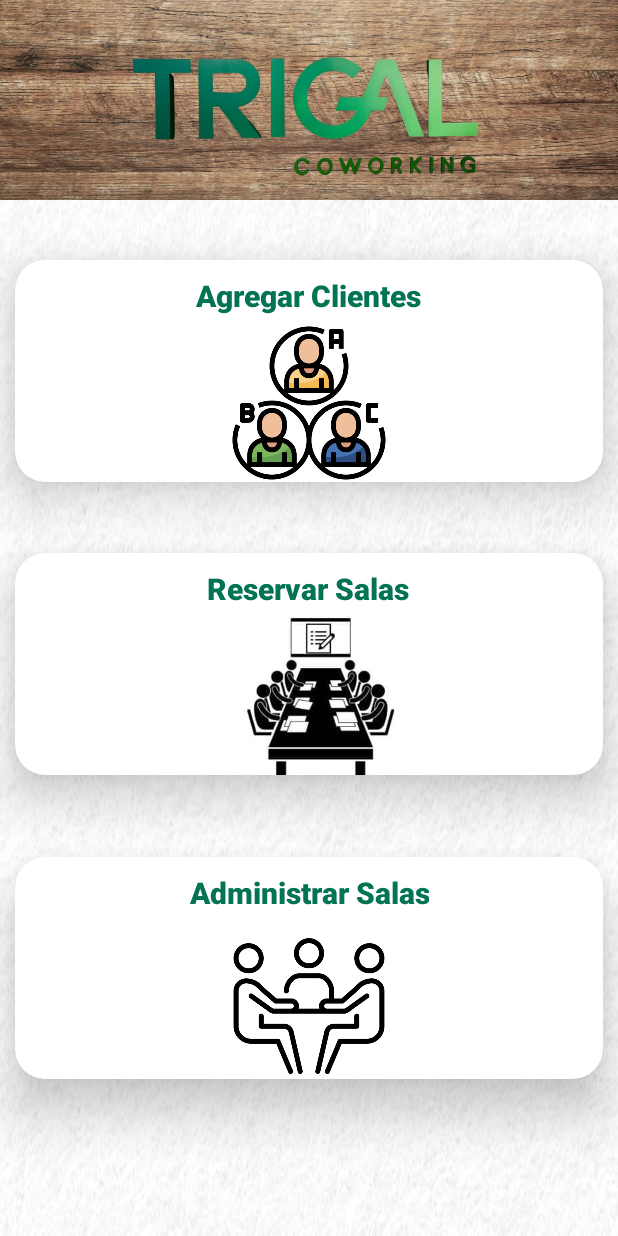
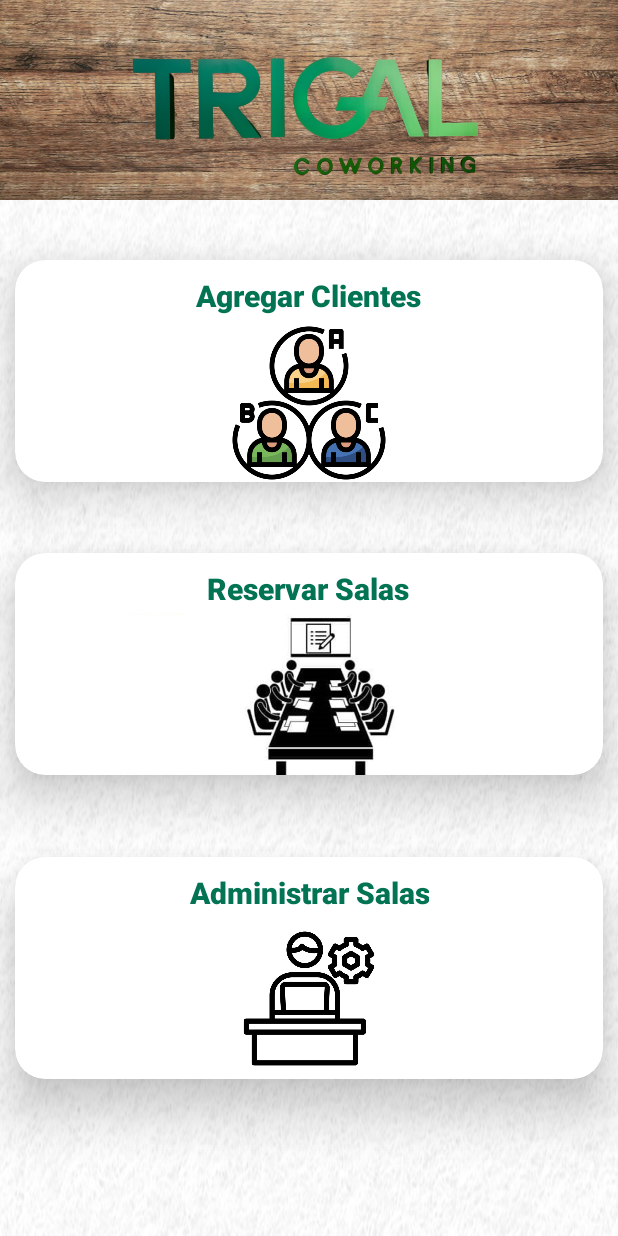
Before and after one commit to USMPDNBJ/TRIGAL, an Android app: the ActOpcionAdmin screen opened directly, with no data from a screen before it, on a phone screen of 412 x 824 dp. Run offline under Robolectric (Android 15) with nearby library versions, the phone set to English and light mode, and no system bars.

Commit message:
card del final cambiar logo

```diff
--- a/app/src/main/res/layout/lyt_vista_admin_trigal.xml
+++ b/app/src/main/res/layout/lyt_vista_admin_trigal.xml
@@ -155,7 +155,7 @@
                 android:layout_below="@+id/reservasText"
                 android:layout_centerHorizontal="true"
                 android:layout_marginTop="3dp"
-                android:src="@drawable/salasadmin" />
+                android:src="@drawable/logo_tercercard" />
         </RelativeLayout>
     </androidx.cardview.widget.CardView>
 </androidx.constraintlayout.widget.ConstraintLayout>
```
Also changed, not shown: app/src/main/res/drawable/logo_tercercard.jpg (added).
